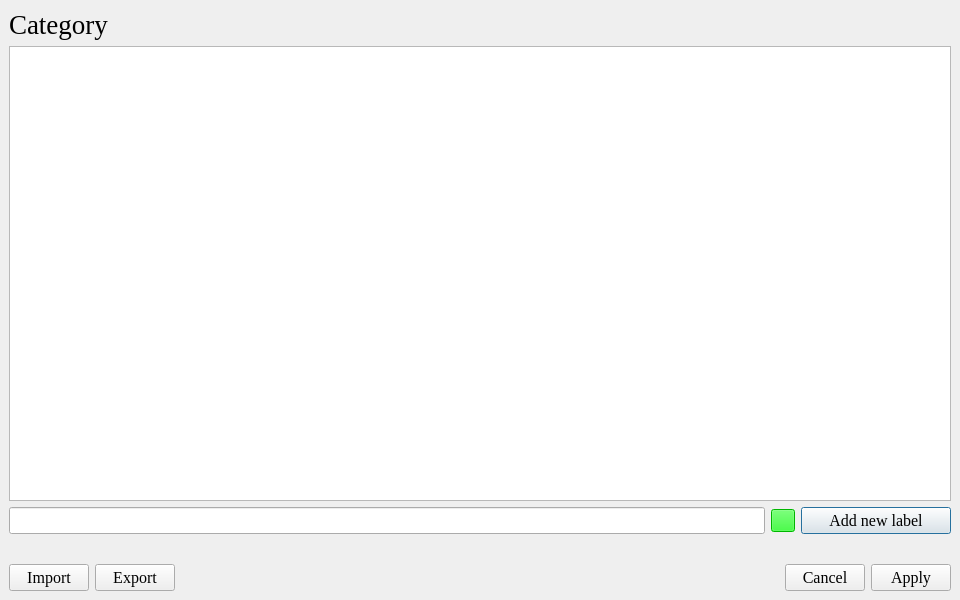
First picture: the form in ISAT/ui/category_setting_dialog.ui, repository yatengLG/ISAT_with_segment_anything, before the edit.
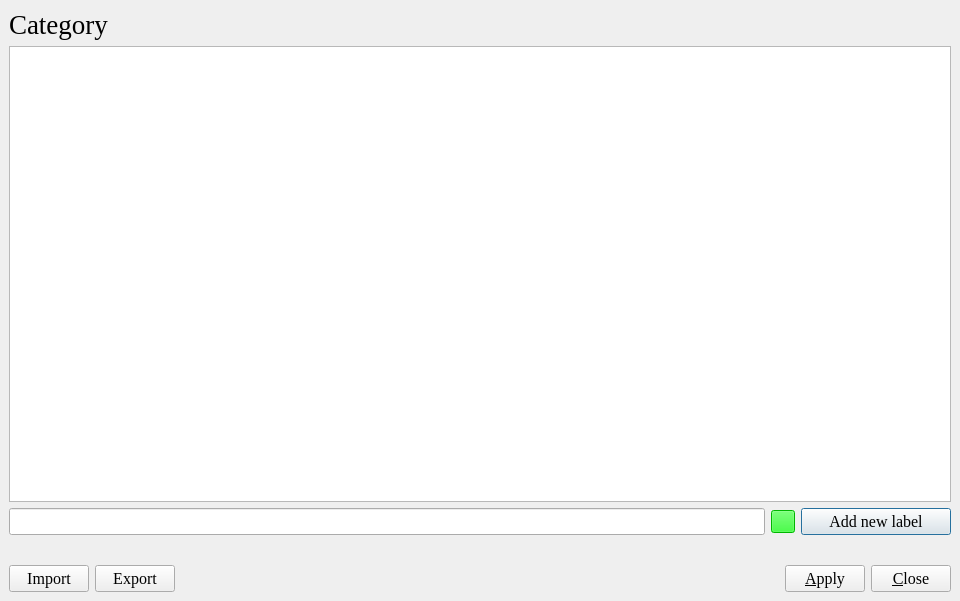
Second picture: the form after the edit. Icons and pictures are not drawn.

Diff of the .ui file:
```diff
--- a/ISAT/ui/category_setting_dialog.ui
+++ b/ISAT/ui/category_setting_dialog.ui
@@ -7,7 +7,7 @@
     <x>0</x>
     <y>0</y>
     <width>960</width>
-    <height>600</height>
+    <height>601</height>
    </rect>
   </property>
   <property name="font">
@@ -196,18 +196,7 @@
         <item>
          <widget class="QPushButton" name="cancel_button">
           <property name="text">
-           <string>Cancel</string>
-          </property>
-          <property name="icon">
-           <iconset>
-            <normaloff>:/icons/icons/关闭_close-one.svg</normaloff>:/icons/icons/关闭_close-one.svg</iconset>
-          </property>
-         </widget>
-        </item>
-        <item>
-         <widget class="QPushButton" name="apply_button">
-          <property name="text">
-           <string>Apply</string>
+           <string>&amp;Apply</string>
           </property>
           <property name="icon">
            <iconset>
@@ -215,6 +204,17 @@
           </property>
          </widget>
         </item>
+        <item>
+         <widget class="QPushButton" name="pushButton_close">
+          <property name="text">
+           <string>&amp;Close</string>
+          </property>
+          <property name="icon">
+           <iconset>
+            <normaloff>:/icons/icons/关闭_close-one.svg</normaloff>:/icons/icons/关闭_close-one.svg</iconset>
+          </property>
+         </widget>
+        </item>
        </layout>
       </item>
      </layout>
```
Left out of the diff: 4 changed lines with no effect on the pictures.
